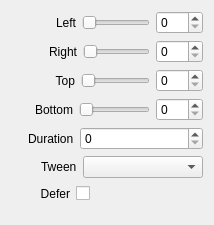
This is src/Widgets/Inspector/InspectorCropWidget.ui in CasparCG/client as Qt 5 draws it before an edit. The edited form follows.
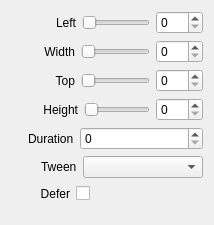
This is the edited form.

```diff
--- a/src/Widgets/Inspector/InspectorCropWidget.ui
+++ b/src/Widgets/Inspector/InspectorCropWidget.ui
@@ -76,7 +76,7 @@
        </property>
        <property name="sizeHint" stdset="0">
         <size>
-         <width>37</width>
+         <width>33</width>
          <height>20</height>
         </size>
        </property>
@@ -85,7 +85,7 @@
      <item>
       <widget class="QLabel" name="labelCropTop">
        <property name="text">
-        <string>Right</string>
+        <string>Width</string>
        </property>
        <property name="alignment">
         <set>Qt::AlignRight|Qt::AlignTrailing|Qt::AlignVCenter</set>
@@ -170,7 +170,7 @@
        </property>
        <property name="sizeHint" stdset="0">
         <size>
-         <width>24</width>
+         <width>31</width>
          <height>20</height>
         </size>
        </property>
@@ -179,7 +179,7 @@
      <item>
       <widget class="QLabel" name="labelCropBottom">
        <property name="text">
-        <string>Bottom</string>
+        <string>Height</string>
        </property>
        <property name="alignment">
         <set>Qt::AlignRight|Qt::AlignTrailing|Qt::AlignVCenter</set>
```
